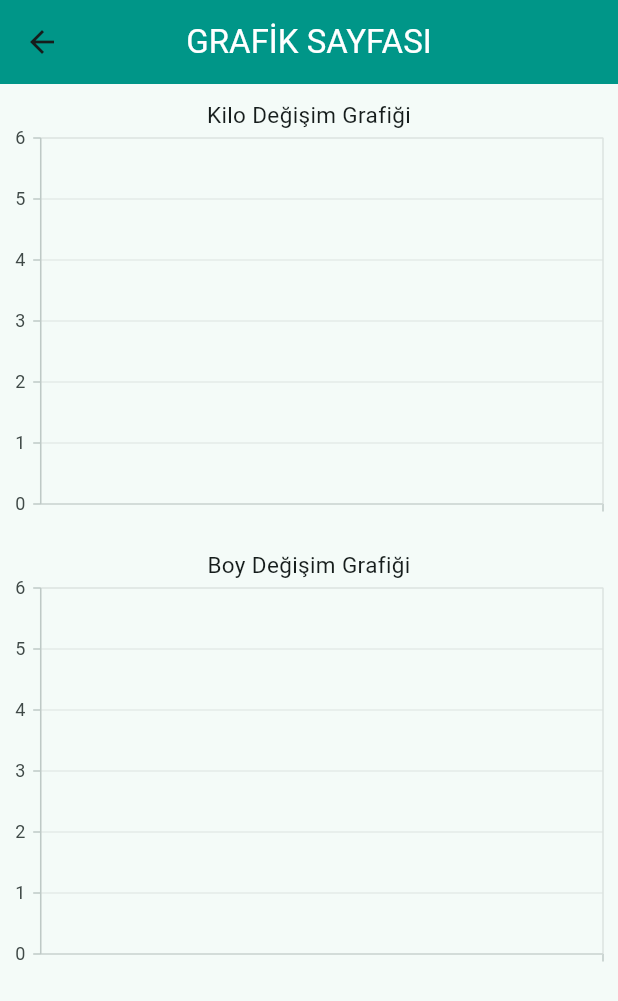
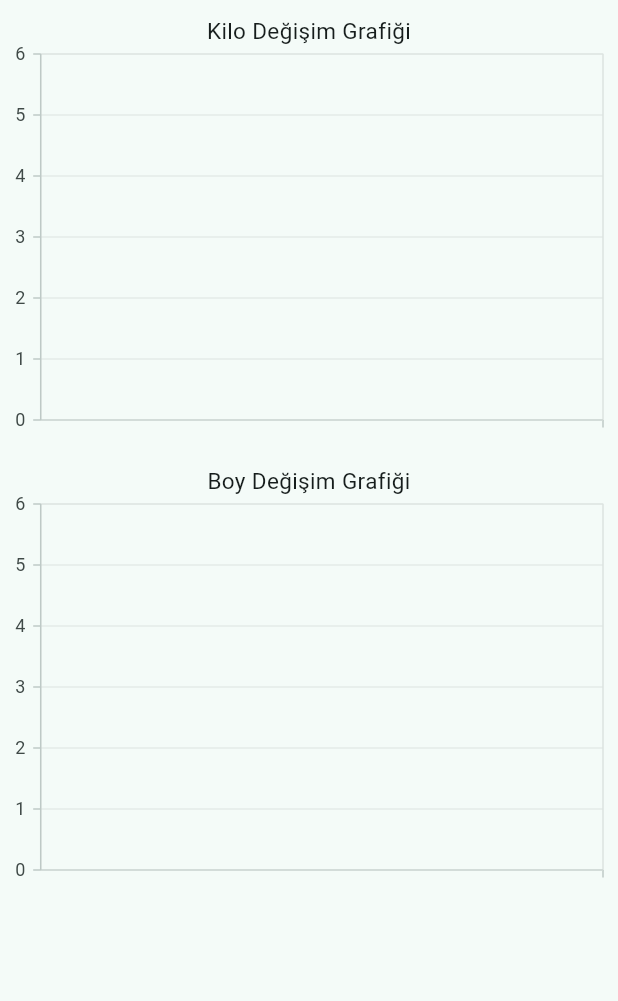
Before and after one commit to ykakkaya/bebek_takip_getx_hive, a Flutter app: the GrafikPage screen opened directly, on a phone screen of 412 x 824 dp. Shown: the top 1001 px of the screen. Run offline on Flutter 3.47's test engine with Material 3 defaults, Android fonts, the phone set to English and light mode, and no system bars; our stand-ins replace animated_bottom_navigation_bar, flutter_datetime_picker_plus, get, hive, hive_flutter, syncfusion_flutter_charts; accounts and stored records are empty.

Commit message:
appbar düzenlendi

```diff
--- a/lib/screens/grafik_page.dart
+++ b/lib/screens/grafik_page.dart
@@ -18,14 +18,6 @@ class _GrafikPageState extends State<GrafikPage> {
   @override
   Widget build(BuildContext context) {
     return Scaffold(
-      appBar: AppBar(
-        title: Text(
-          ProjectText.grafikAppbarText,
-          style: TextStyle(color: ProjectColors.appBarTextColor),
-        ),
-        centerTitle: true,
-        backgroundColor: ProjectColors.appbarColor,
-      ),
       body: SingleChildScrollView(
         child: Column(
           children: [
```
Also changed, not shown: lib/main.dart (+9 -0 lines), lib/screens/analiz_page.dart (+0 -8 lines), lib/widgets/myappbar.dart (added, +28 -0 lines).
